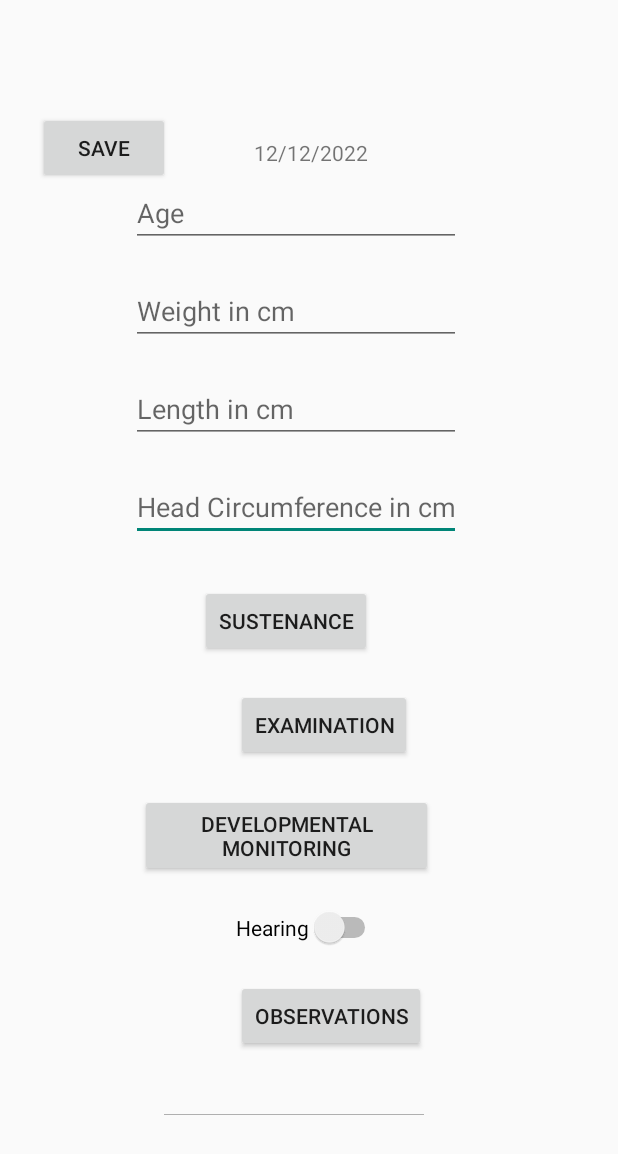
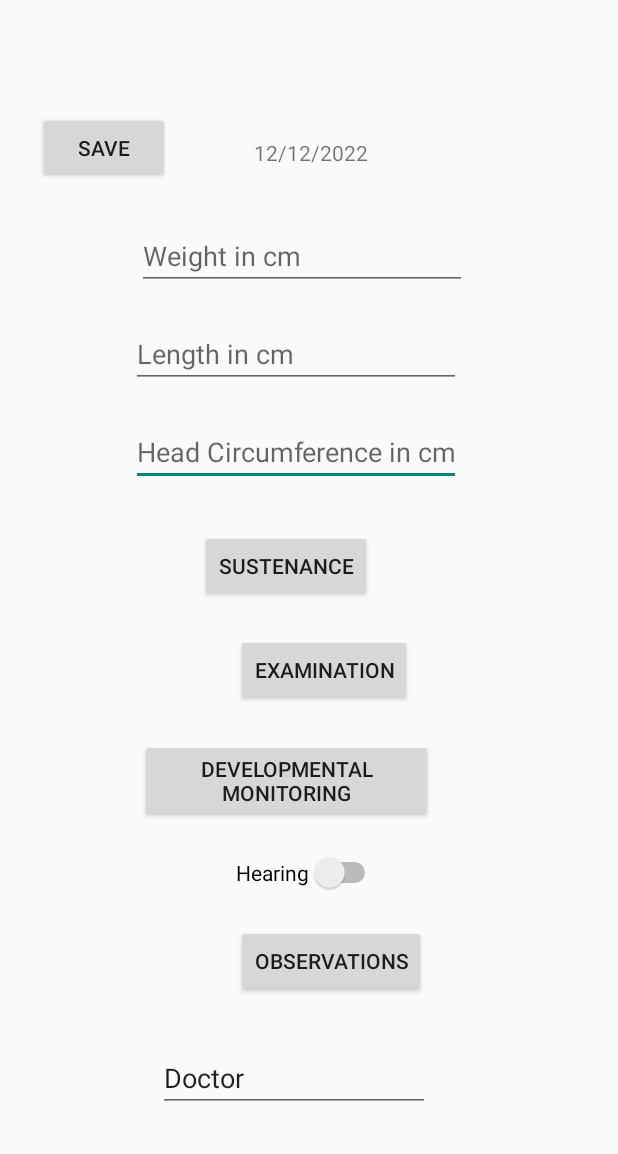
Before and after one commit to KatGkar/BabyLand, an Android app: the MainScreen screen opened directly, with no data from a screen before it, after a tap on "ADD DEVELOPMENT", on a phone screen of 412 x 824 dp. Shown: the top 1154 px of the screen. Run offline under Robolectric (Android 15) with nearby library versions, the phone set to English and light mode, and no system bars; our stand-ins replace Firebase (no records; nobody signed in at launch, a user with empty details on screens opened directly); 1 statement that could not run was skipped.

Commit message:
looking at details

```diff
--- a/app/src/main/java/com/example/babyland/MonitoringDevelopment.java
+++ b/app/src/main/java/com/example/babyland/MonitoringDevelopment.java
@@ -46,7 +46,7 @@ import java.util.Locale;
 
 public class MonitoringDevelopment extends AppCompatActivity {
     private TextView dateText;
-    private EditText ageText, weightText, lengthText, headCircumferenceText, doctorText, sustenanceEditText, observationText;
+    private EditText weightText, lengthText, headCircumferenceText, doctorText, observationText;
     private ArrayList<developmentalItems> developmentalMonitoring;
     private ArrayList<examinationItems> examination;
     private ArrayList<sustenanceItems> sustenance;
@@ -75,7 +75,6 @@ public class MonitoringDevelopment extends AppCompatActivity {
 
         //finding views on layout
         dateText = findViewById(R.id.dateText);
-        ageText = findViewById(R.id.ageText);
         weightText = findViewById(R.id.weightText);
         lengthText = findViewById(R.id.lengthText);
         headCircumferenceText = findViewById(R.id.headCircumferenceText);
@@ -88,7 +87,6 @@ public class MonitoringDevelopment extends AppCompatActivity {
         generalLayout = findViewById(R.id.generalLayout);
         calendarView = findViewById(R.id.calendar);
         sustenanceLayout = findViewById(R.id.sustenanceLayout);
-        sustenanceEditText = findViewById(R.id.sustenanceText);
         recyclerViewExamination = findViewById(R.id.recyclerViewExamination);
         examinationLayout = findViewById(R.id.examinationLayout);
         recyclerViewDevelopmental = findViewById(R.id.recyclerViewDevelopmental);
@@ -115,6 +113,8 @@ public class MonitoringDevelopment extends AppCompatActivity {
         examinationLayout.setVisibility(View.INVISIBLE);
         developmentalLayout.setVisibility(View.INVISIBLE);
 
+        //get devs on firebase
+        monitoringDevNumber = getDevNumber();
 
         //setting hint in date
         //getting current date
@@ -421,9 +421,6 @@ public class MonitoringDevelopment extends AppCompatActivity {
     public void saveDevelopment(View view) throws ParseException {
         Boolean error = false;
         int examinationError = 0, developmentalError = 0, sustenanceError=0;
-        if (TextUtils.isEmpty(ageText.getText())) {
-            error = true;
-        }
         if (TextUtils.isEmpty(lengthText.getText())) {
             error = true;
         }
@@ -461,14 +458,13 @@ public class MonitoringDevelopment extends AppCompatActivity {
         }
 
         if (!error) {
-            monitoringDevNumber = getDevNumber();
             Development dev = new Development(babyAmka, weightText.getText().toString(), lengthText.getText().toString(),
                     headCircumferenceText.getText().toString(), dateText.getText().toString(), age,
                     ageType, sustenance, examination, developmentalMonitoring, hearingSwitch.isChecked(), observationText.getText().toString(),
                     doctorText.getText().toString());
-            System.out.println(monitoringDevNumber + "_______________________________");
+            System.out.println(monitoringDevNumber);
             databaseReference = firebaseDatabase.getReference("monitoringDevelopment");
-            databaseReference.child(String.valueOf(monitoringDevNumber + 1)).setValue(dev);
+            databaseReference.child(String.valueOf(monitoringDevNumber +1)).setValue(dev);
             Intent intent = new Intent(MonitoringDevelopment.this, MainScreen.class);
             startActivity(intent);
         }
@@ -479,10 +475,11 @@ public class MonitoringDevelopment extends AppCompatActivity {
     //getting number of babies on database
     private int getDevNumber() {
         databaseReference = firebaseDatabase.getReference("monitoringDevelopment");
-        databaseReference.addValueEventListener(new ValueEventListener() {
+        databaseReference.addListenerForSingleValueEvent(new ValueEventListener() {
             @Override
             public void onDataChange(@NonNull DataSnapshot snapshot) {
                 monitoringDevNumber = (int) snapshot.getChildrenCount();
+                System.out.println(monitoringDevNumber);
             }
 
             @Override
--- a/app/src/main/res/layout/activity_monitoring_development.xml
+++ b/app/src/main/res/layout/activity_monitoring_development.xml
@@ -192,7 +192,7 @@
         android:id="@+id/sustenanceLayout"
         android:layout_width="363dp"
         android:layout_height="674dp"
-        android:visibility="visible"
+        android:visibility="gone"
         app:layout_constraintBottom_toBottomOf="parent"
         app:layout_constraintEnd_toEndOf="parent"
         app:layout_constraintStart_toStartOf="parent"
@@ -210,22 +210,8 @@
                 android:id="@+id/recyclerViewSustenance"
                 android:layout_width="282dp"
                 android:layout_height="386dp"
-                android:layout_marginTop="52dp"
                 app:layout_constraintEnd_toEndOf="parent"
-                app:layout_constraintStart_toStartOf="parent"
-                app:layout_constraintTop_toBottomOf="@+id/textView5" />
-
-            <TextView
-                android:id="@+id/textView5"
-                android:layout_width="wrap_content"
-                android:layout_height="wrap_content"
-                android:layout_marginTop="40dp"
-                android:text="Sustenance"
-                android:textSize="18sp"
-                app:layout_constraintEnd_toEndOf="parent"
-                app:layout_constraintHorizontal_bias="0.442"
-                app:layout_constraintStart_toStartOf="parent"
-                app:layout_constraintTop_toTopOf="parent" />
+                app:layout_constraintStart_toStartOf="parent" />
 
             <EditText
                 android:id="@+id/sustenanceText"
@@ -260,7 +246,7 @@
         android:id="@+id/generalLayout"
         android:layout_width="355dp"
         android:layout_height="675dp"
-        android:visibility="gone"
+        android:visibility="visible"
         app:layout_constraintBottom_toBottomOf="parent"
         app:layout_constraintEnd_toEndOf="parent"
         app:layout_constraintHorizontal_bias="0.444"
@@ -292,26 +278,14 @@
             android:text="TextView" />
 
         <EditText
-            android:id="@+id/ageText"
-            android:layout_width="220dp"
-            android:layout_height="wrap_content"
-            android:layout_below="@+id/dateText"
-            android:layout_alignParentStart="true"
-            android:layout_marginStart="62dp"
-            android:layout_marginTop="8dp"
-            android:ems="3"
-            android:hint="Age"
-            android:inputType="number" />
-
-        <EditText
             android:id="@+id/weightText"
             android:layout_width="220dp"
             android:layout_height="wrap_content"
-            android:layout_below="@+id/ageText"
+            android:layout_below="@+id/button3"
             android:layout_alignParentStart="true"
-            android:layout_centerInParent="true"
-            android:layout_marginStart="62dp"
-            android:layout_marginTop="20dp"
+            android:layout_centerHorizontal="true"
+            android:layout_marginStart="66dp"
+            android:layout_marginTop="25dp"
             android:ems="3"
             android:hint="Weight in cm"
             android:inputType="number" />
```
Also changed, not shown: app/src/main/java/com/example/babyland/MainScreen.java (+98 -61 lines), app/src/main/java/com/example/babyland/createNewUser.java (+15 -9 lines), app/src/main/res/layout/activity_add_baby.xml (+3 -23 lines), app/src/main/res/layout/activity_create_new_user.xml (+8 -20 lines), app/src/main/res/layout/activity_main_screen.xml (+15 -5 lines), 1 other file.
